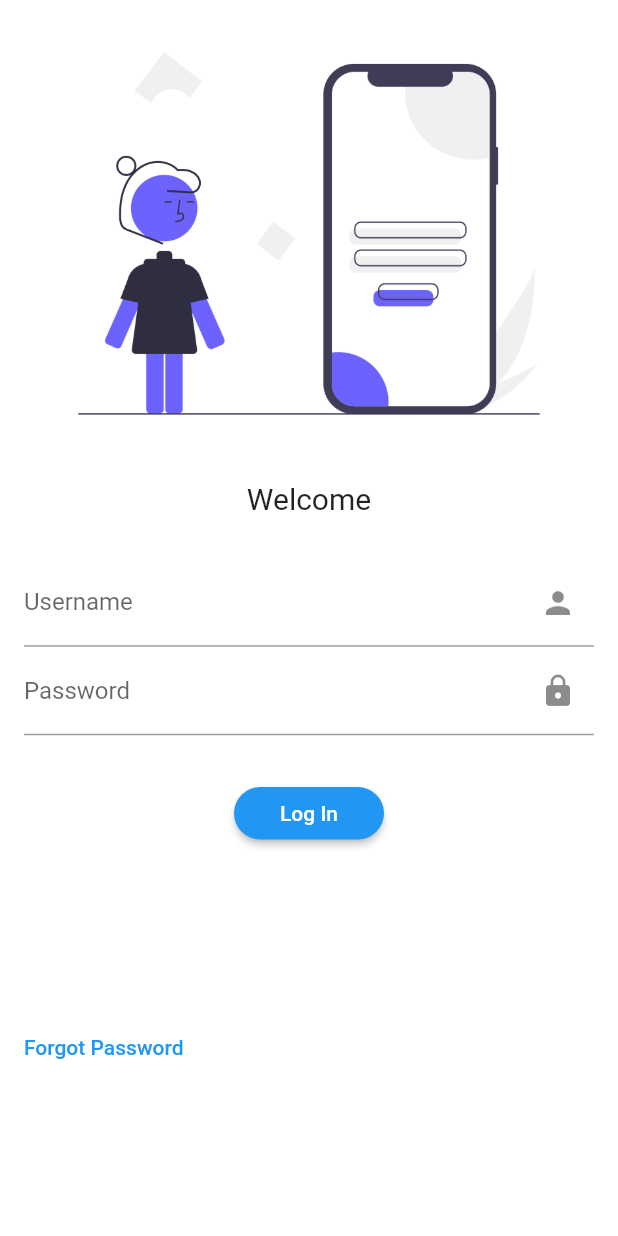
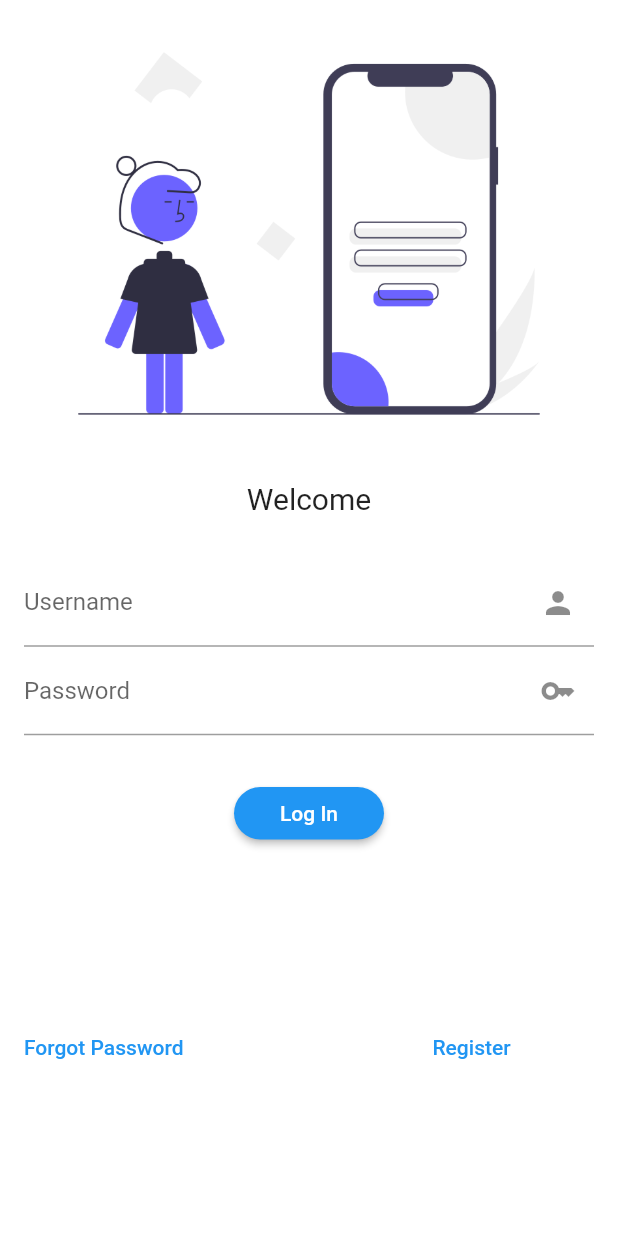
Before and after one commit to Somrat-H/bus_pass, a Flutter app: the LogIn screen opened directly, on a phone screen of 412 x 824 dp. Run offline on Flutter 3.47's test engine with Material 2 defaults, Android fonts, the phone set to English and light mode, and no system bars.

Commit message:
login, register done

```diff
--- a/lib/main.dart
+++ b/lib/main.dart
@@ -1,30 +1,39 @@
 import 'package:bus_pass/screen/home_screen2.dart';
 import 'package:bus_pass/screen/login.dart';
+import 'package:bus_pass/screen/register.dart';
 import 'package:bus_pass/utils/routes.dart';
 import 'package:flutter/material.dart';
 
 
-void main() => runApp(const MyApp());
+void main() => runApp( MyApp());
 
 
 class MyApp extends StatefulWidget{
-  const MyApp({super.key});
+   MyApp({super.key});
 
   @override
   State<MyApp> createState() => _MyAppState();
 }
 
 class _MyAppState extends State<MyApp> {
+    String mainname="abs";
+    String mainpass="12345678";
   @override
   Widget build(BuildContext context){
-    return  MaterialApp(
+    return   MaterialApp(
+      // theme: ThemeData(
+      //   primaryColor: Colors.red,
+      //     colorSchemeSeed: Colors.red,
+      //     useMaterial3: true,
+      //   ),
       debugShowCheckedModeBanner: true,
-      initialRoute: "/",
-      routes: {
-        "/":(context) => const HomeScreen2(),
-        MyRoutes.homeRoutes:(context) => const HomeScreen2(),
-        MyRoutes.loginRoutes:(context) => const LogIn(),
-      },
+      home: LogIn(t1: mainname, t2: mainpass,)
+      // routes: {
+      //   MyRoutes.homeRoutes:(context) =>   const HomeScreen2(),
+      //   MyRoutes.loginRoutes:(context) =>  const LogIn(),
+      //   MyRoutes.registerRoutes:(context) =>  const Register(),
+
+      // },
 
     );
   }
--- a/lib/screen/home_screen2.dart
+++ b/lib/screen/home_screen2.dart
@@ -1,6 +1,8 @@
+import 'package:bus_pass/screen/login.dart';
 import 'package:flutter/material.dart';
 
 class HomeScreen2 extends StatefulWidget {
+
   const HomeScreen2({super.key});
 
   @override
@@ -9,6 +11,7 @@ class HomeScreen2 extends StatefulWidget {
 
 class _HomeScreen2State extends State<HomeScreen2> {
   final String t = 'Online Bus Ticket Booking System';
+
   @override
   Widget build(BuildContext context) {
     return Scaffold(
@@ -26,6 +29,7 @@ class _HomeScreen2State extends State<HomeScreen2> {
           ),
         ),
       ),
+      body: const Text(''),
     );
   }
 }
--- a/lib/screen/login.dart
+++ b/lib/screen/login.dart
@@ -1,21 +1,33 @@
+// ignore_for_file: must_be_immutable
+
+import 'package:bus_pass/screen/home_screen2.dart';
+import 'package:bus_pass/screen/register.dart';
 import 'package:bus_pass/utils/routes.dart';
 import 'package:flutter/material.dart';
 
 class LogIn extends StatefulWidget {
-  const LogIn({super.key});
+  String?t1, t2;
+  LogIn({super.key, this.t1, this.t2});
 
   @override
-  State<LogIn> createState() => _LogInState();
+  State<LogIn> createState() => LogInState();
 }
 
-class _LogInState extends State<LogIn> {
-  String user = '';
+class LogInState extends State<LogIn> {
+
+
+  String username = '';
+  String password = '';
+  // String t1, t2;
   final textcon = TextEditingController();
+  final textcon2 = TextEditingController();
   final _formkey = GlobalKey<FormState>();
 
+
+
  moveTohome(BuildContext context){
-  if(_formkey.currentState!.validate()){
-      Navigator.pushNamed(context, MyRoutes.homeRoutes);
+  if(_formkey.currentState!.validate() && widget.t1 == username && widget.t2 == password){
+    Navigator.push(context, MaterialPageRoute(builder: (context)=> const HomeScreen2()));
   }
  }
 
@@ -27,7 +39,7 @@ class _LogInState extends State<LogIn> {
        body:
       SingleChildScrollView(
         physics: const ScrollPhysics(),
-       child: Column(
+        child: Column(
         children: [
           Image.asset(
             "assets/login.png",
@@ -51,16 +63,15 @@ class _LogInState extends State<LogIn> {
             padding: const EdgeInsets.symmetric(horizontal: 16.0 , vertical: 8.0),
             child: Form(
               key: _formkey,
-
               child:
             Column(
               children: [
                 TextFormField(
-
                     controller: textcon,
                   decoration: const InputDecoration(
                     suffixIcon: Icon(Icons.person),
                       hintText: 'Enter Your Username', labelText: 'Username'),
+
                        validator: (value){
                     if(value!.isEmpty){
                       return "Username can't be empty";
@@ -70,10 +81,10 @@ class _LogInState extends State<LogIn> {
 
                 ),
                 TextFormField(
-
+                  controller: textcon2,
                   obscureText: true,
                   decoration: const InputDecoration(
-                    suffixIcon: Icon(Icons.lock),
+                    suffixIcon: Icon(Icons.key),
                     // icon: Icon(Icons.lock, ),
                       hintText: 'Enter Your Password', labelText: 'Password',
 
@@ -108,6 +119,10 @@ class _LogInState extends State<LogIn> {
                     ),
 
                   onPressed: () {
+                    setState(() {
+                      username = textcon.text;
+                      password = textcon2.text;
+                    });
                    moveTohome(context);
                   },
                   child: const Text('Log In'),
@@ -119,14 +134,17 @@ class _LogInState extends State<LogIn> {
             height: 100,
 
           ),
+
           Padding(
             padding: const EdgeInsets.all(8.0),
             child: Row(
               children: [
                 TextButton(
-                  onPressed: () {}, child: Text('Forgot Password')),
-                const SizedBox(width: 152,),
-                TextButton(onPressed: () {}, child: Text(user)),
+                  onPressed: () {}, child: const Text('Forgot Password')),
+                const SizedBox(width: 150,),
+                TextButton(onPressed: () {
+                  Navigator.push(context, MaterialPageRoute(builder: (context)=> Register()));
+                }, child: const Text('Register')),
 
               ],
             ),
--- a/lib/utils/routes.dart
+++ b/lib/utils/routes.dart
@@ -1,4 +1,5 @@
 class MyRoutes{
   static String loginRoutes = "/login";
   static String homeRoutes = "/home";
+  static String registerRoutes = "/register";
 }
```
Also changed, not shown: lib/screen/register.dart (added, +86 -0 lines), 1 other file.
